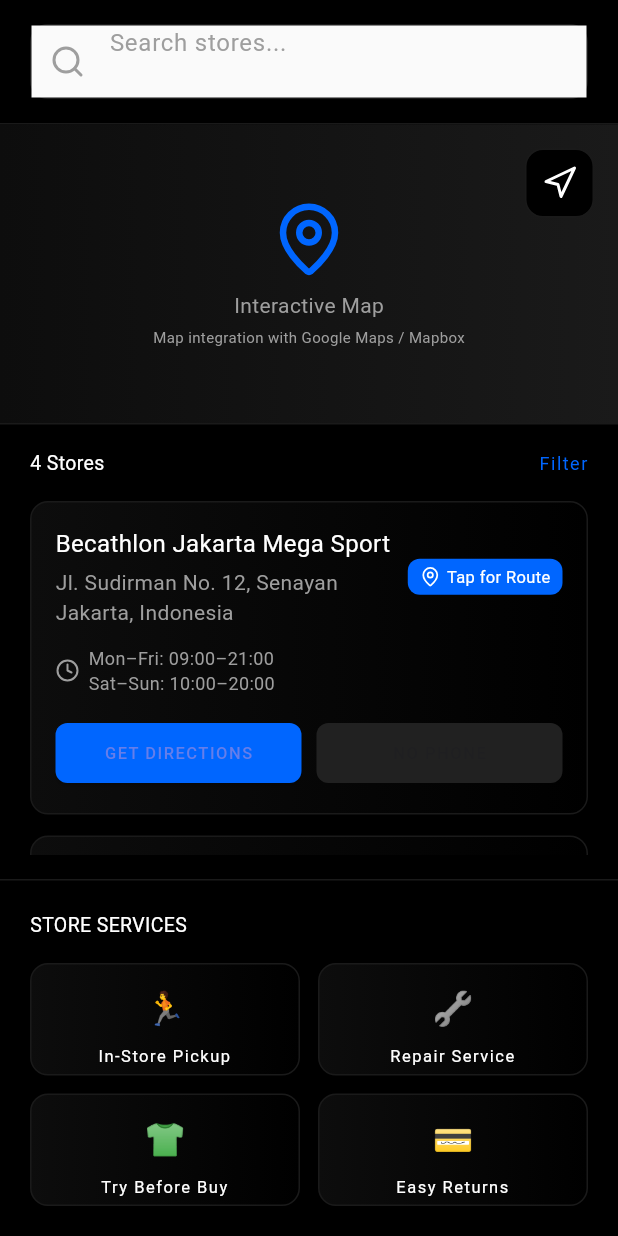
After one commit to pbp-group-k4/becathlon-mobile, a Flutter app: the StoreLocatorScreen screen opened directly, on a phone screen of 412 x 824 dp. The commit adds this screen. Run offline on Flutter 3.47's test engine with Material 3 defaults, Android fonts, the phone set to English and light mode, and no system bars; our stand-ins replace lucide_icons_flutter; missing offline and left inert: pbp_django_auth; network calls fail.

Commit message:
Stores Locator Module

```diff
--- /dev/null
+++ b/lib/models/store.dart
@@ -0,0 +1,34 @@
+class Store {
+  final int id;
+  final String name;
+  final String address;
+  final String city;
+  final String country;
+  final double latitude;
+  final double longitude;
+  final String storeHours;
+
+  Store({
+    required this.id,
+    required this.name,
+    required this.address,
+    required this.city,
+    required this.country,
+    required this.latitude,
+    required this.longitude,
+    required this.storeHours,
+  });
+
+  factory Store.fromJson(Map<String, dynamic> json) {
+    return Store(
+      id: json["id"],
+      name: json["name"],
+      address: json["address"],
+      city: json["city"],
+      country: json["country"],
+      latitude: json["latitude"]?.toDouble() ?? 0.0,
+      longitude: json["longitude"]?.toDouble() ?? 0.0,
+      storeHours: json["store_hours"] ?? "",
+    );
+  }
+}
--- a/lib/screens/home/home.dart
+++ b/lib/screens/home/home.dart
@@ -1,3 +1,4 @@
+import 'package:becathlon_mobile/screens/stores/store.dart';
 import 'package:flutter/material.dart';
 
 
@@ -24,6 +25,7 @@
     CatalogPage(),
     CartPage(),
     ProfilePage(),
+    StoreLocatorScreen(),
   ];
 
   @override
@@ -56,6 +58,10 @@
           BottomNavigationBarItem(
             icon: Icon(Icons.person),
             label: 'Profile',
+          ),
+          BottomNavigationBarItem(
+            icon: Icon(Icons.store_mall_directory),
+            label: 'Stores',
           ),
         ],
       ),
--- /dev/null
+++ b/lib/screens/stores/store.dart
@@ -0,0 +1,402 @@
+import 'package:flutter/material.dart';
+import 'package:lucide_icons_flutter/lucide_icons.dart';
+import 'package:url_launcher/url_launcher.dart';
+import '../../models/store.dart';
+
+class StoreLocatorScreen extends StatefulWidget {
+  const StoreLocatorScreen({super.key});
+
+  @override
+  State<StoreLocatorScreen> createState() => _StoreLocatorScreenState();
+}
+
+class _StoreLocatorScreenState extends State<StoreLocatorScreen> {
+  String searchQuery = "";
+  Store? selectedStore;
+
+  @override
+  Widget build(BuildContext context) {
+    final colors = {
+      'blue': const Color(0xFF0066FF),
+      'blueHover': const Color(0xFF0052CC),
+      'border': const Color(0xFF1A1A1A),
+      'surface': const Color(0xFF111111),
+      'card': const Color(0xFF0D0D0D),
+    };
+
+    return Scaffold(
+      backgroundColor: Colors.black,
+      body: SafeArea(
+        child: Column(
+          children: [
+            // 🔍 Search Bar
+            _buildSearchBar(colors),
+
+            // 🗺 Map Placeholder
+            _buildMapPlaceholder(colors),
+
+            // 📍 Store List
+            Expanded(child: _buildStoreList(colors)),
+
+            // ⭐ Store Services
+            _buildStoreServices(colors),
+          ],
+        ),
+      ),
+    );
+  }
+
+  // -------------------------------------------------
+  // 🔍 SEARCH BAR
+  // -------------------------------------------------
+  Widget _buildSearchBar(Map colors) {
+    return Container(
+      padding: const EdgeInsets.symmetric(horizontal: 20, vertical: 16),
+      decoration: BoxDecoration(
+        border: Border(bottom: BorderSide(color: colors['border']!)),
+      ),
+      child: Container(
+        decoration: BoxDecoration(
+          gradient: const LinearGradient(
+            colors: [Color(0xFF0D0D0D), Color(0xFF1A1A1A)],
+          ),
+          borderRadius: BorderRadius.circular(12),
+          border: Border.all(color: colors['border']!),
+        ),
+        child: TextField(
+          onChanged: (v) => setState(() => searchQuery = v),
+          style: const TextStyle(color: Colors.white),
+          decoration: InputDecoration(
+            hintText: "Search stores...",
+            hintStyle: const TextStyle(color: Colors.grey),
+            prefixIcon: Icon(LucideIcons.search, color: Colors.grey),
+            border: InputBorder.none,
+            contentPadding: const EdgeInsets.symmetric(horizontal: 16),
+          ),
+        ),
+      ),
+    );
+  }
+
+  // -------------------------------------------------
+  // 🗺 MAP PLACEHOLDER
+  // -------------------------------------------------
+  Widget _buildMapPlaceholder(Map colors) {
+    return Container(
+      height: 200,
+      decoration: BoxDecoration(
+        gradient: const LinearGradient(
+          colors: [Color(0xFF0D0D0D), Color(0xFF1A1A1A)],
+        ),
+        border: Border(bottom: BorderSide(color: colors['border']!)),
+      ),
+      child: Stack(
+        children: [
+          Center(
+            child: Column(
+              mainAxisAlignment: MainAxisAlignment.center,
+              children: [
+                Icon(LucideIcons.mapPin, color: colors['blue'], size: 52),
+                const SizedBox(height: 8),
+                const Text("Interactive Map",
+                    style: TextStyle(color: Colors.grey)),
+                const SizedBox(height: 4),
+                const Text("Map integration with Google Maps / Mapbox",
+                    style: TextStyle(color: Colors.grey, fontSize: 10)),
+              ],
+            ),
+          ),
+          Positioned(
+            top: 16,
+            right: 16,
+            child: Container(
+              padding: const EdgeInsets.all(10),
+              decoration: BoxDecoration(
+                color: Colors.black,
+                borderRadius: BorderRadius.circular(12),
+                border: Border.all(color: colors['border']!),
+              ),
+              child: const Icon(LucideIcons.navigation, color: Colors.white),
+            ),
+          )
+        ],
+      ),
+    );
+  }
+
+  // -------------------------------------------------
+  // 📍 STORE LIST
+  // -------------------------------------------------
+  Widget _buildStoreList(Map colors) {
+    final filtered = demoStores.where((store) {
+      final q = searchQuery.toLowerCase();
+      return store.name.toLowerCase().contains(q) ||
+          store.address.toLowerCase().contains(q) ||
+          store.city.toLowerCase().contains(q) ||
+          store.country.toLowerCase().contains(q);
+    }).toList();
+
+    return Container(
+      padding: const EdgeInsets.symmetric(horizontal: 20, vertical: 16),
+      child: Column(
+        crossAxisAlignment: CrossAxisAlignment.start,
+        children: [
+          // header
+          Row(
+            mainAxisAlignment: MainAxisAlignment.spaceBetween,
+            children: [
+              Text("${filtered.length} Stores",
+                  style: const TextStyle(color: Colors.white, fontSize: 13)),
+              Text("Filter",
+                  style: TextStyle(
+                      color: colors['blue'], fontSize: 12, letterSpacing: 1)),
+            ],
+          ),
+          const SizedBox(height: 16),
+
+          Expanded(
+            child: ListView.builder(
+              padding: EdgeInsets.zero,
+              itemCount: filtered.length,
+              itemBuilder: (context, index) {
+                final store = filtered[index];
+                final selected = selectedStore?.id == store.id;
+
+                return GestureDetector(
+                  onTap: () => setState(() => selectedStore = store),
+                  child: _storeCard(store, selected, colors),
+                );
+              },
+            ),
+          )
+        ],
+      ),
+    );
+  }
+
+  // Store card widget adapted to real model fields
+  Widget _storeCard(Store s, bool selected, Map colors) {
+    // You can compute distance from user later
+    final distanceLabel = "Tap for Route";
+
+    return AnimatedContainer(
+      duration: const Duration(milliseconds: 250),
+      margin: const EdgeInsets.only(bottom: 14),
+      padding: const EdgeInsets.all(16),
+      decoration: BoxDecoration(
+        gradient: const LinearGradient(
+          colors: [Color(0xFF0D0D0D), Colors.black],
+        ),
+        borderRadius: BorderRadius.circular(12),
+        border: Border.all(
+          color: selected ? colors['blue']! : colors['border']!,
+          width: selected ? 1.4 : 1.0,
+        ),
+      ),
+      child: Column(
+        crossAxisAlignment: CrossAxisAlignment.start,
+        children: [
+          // Title row
+          Row(
+            mainAxisAlignment: MainAxisAlignment.spaceBetween,
+            children: [
+              Expanded(
+                child: Column(
+                  crossAxisAlignment: CrossAxisAlignment.start,
+                  children: [
+                    Text(s.name,
+                        style:
+                            const TextStyle(color: Colors.white, fontSize: 16)),
+                    const SizedBox(height: 4),
+                    Text(s.address,
+                        style: const TextStyle(color: Colors.grey)),
+                    Text("${s.city}, ${s.country}",
+                        style: const TextStyle(color: Colors.grey)),
+                  ],
+                ),
+              ),
+              Container(
+                padding:
+                    const EdgeInsets.symmetric(horizontal: 8, vertical: 4),
+                decoration: BoxDecoration(
+                  color: colors['blue'],
+                  borderRadius: BorderRadius.circular(8),
+                ),
+                child: Row(
+                  children: [
+                    const Icon(LucideIcons.mapPin,
+                        color: Colors.white, size: 14),
+                    const SizedBox(width: 4),
+                    Text(distanceLabel,
+                        style:
+                            const TextStyle(color: Colors.white, fontSize: 11)),
+                  ],
+                ),
+              ),
+            ],
+          ),
+
+          const SizedBox(height: 12),
+
+          // Hours row
+          Row(
+            children: [
+              const Icon(LucideIcons.clock, size: 16, color: Colors.grey),
+              const SizedBox(width: 6),
+              Text(s.storeHours,
+                  style:
+                      const TextStyle(color: Colors.grey, fontSize: 12)),
+            ],
+          ),
+
+          const SizedBox(height: 14),
+
+          // Buttons
+          Row(
+            children: [
+              // Directions
+              Expanded(
+                child: ElevatedButton(
+                  onPressed: () {
+                    final url = Uri.parse(
+                        "https://www.google.com/maps/search/?api=1&query=${s.latitude},${s.longitude}");
+                    launchUrl(url, mode: LaunchMode.externalApplication);
+                  },
+                  style: ElevatedButton.styleFrom(
+                    backgroundColor: colors['blue'],
+                    shape: RoundedRectangleBorder(
+                        borderRadius: BorderRadius.circular(8)),
+                    padding:
+                        const EdgeInsets.symmetric(vertical: 12),
+                  ),
+                  child: const Text("GET DIRECTIONS",
+                      style:
+                          TextStyle(fontSize: 11, letterSpacing: 1)),
+                ),
+              ),
+
+              const SizedBox(width: 10),
+
+              // No phone in backend → disabled
+              Expanded(
+                child: ElevatedButton(
+                  onPressed: null,
+                  style: ElevatedButton.styleFrom(
+                    backgroundColor: colors['surface'],
+                    shape: RoundedRectangleBorder(
+                        borderRadius: BorderRadius.circular(8)),
+                    disabledBackgroundColor: Colors.grey.shade900,
+                  ),
+                  child: const Text("NO PHONE",
+                      style: TextStyle(fontSize: 11, letterSpacing: 1)),
+                ),
+              )
+            ],
+          )
+        ],
+      ),
+    );
+  }
+
+  // -------------------------------------------------
+  // ⭐ STORE SERVICES
+  // -------------------------------------------------
+  Widget _buildStoreServices(Map colors) {
+    return Container(
+      padding: const EdgeInsets.all(20),
+      decoration: BoxDecoration(
+        border: Border(top: BorderSide(color: colors['border']!)),
+      ),
+      child: Column(
+        crossAxisAlignment: CrossAxisAlignment.start,
+        children: [
+          const Text("STORE SERVICES",
+              style: TextStyle(color: Colors.white, fontSize: 13)),
+          const SizedBox(height: 16),
+
+          GridView.count(
+            shrinkWrap: true,
+            crossAxisCount: 2,
+            childAspectRatio: 2.4,
+            mainAxisSpacing: 12,
+            crossAxisSpacing: 12,
+            children: [
+              serviceBox("🏃", "In-Store Pickup", colors),
+              serviceBox("🔧", "Repair Service", colors),
+              serviceBox("👕", "Try Before Buy", colors),
+              serviceBox("💳", "Easy Returns", colors),
+            ],
+          ),
+        ],
+      ),
+    );
+  }
+
+  Widget serviceBox(String emoji, String text, Map colors) {
+    return Container(
+      decoration: BoxDecoration(
+        gradient: const LinearGradient(
+            colors: [Color(0xFF0D0D0D), Colors.black]),
+        borderRadius: BorderRadius.circular(12),
+        border: Border.all(color: colors['border']),
+      ),
+      padding: const EdgeInsets.all(14),
+      child: Column(
+        mainAxisAlignment: MainAxisAlignment.center,
+        children: [
+          Text(emoji, style: const TextStyle(fontSize: 22)),
+          const SizedBox(height: 8),
+          Text(text,
+              textAlign: TextAlign.center,
+              style: const TextStyle(
+                  color: Colors.white, fontSize: 11, letterSpacing: 1)),
+        ],
+      ),
+    );
+  }
+}
+
+
+// Temporary demo stores (replace with REAL result)
+final demoStores = [
+  Store(
+    id: 1,
+    name: "Becathlon Jakarta Mega Sport",
+    address: "Jl. Sudirman No. 12, Senayan",
+    city: "Jakarta",
+    country: "Indonesia",
+    latitude: -6.21462,
+    longitude: 106.84513,
+    storeHours: "Mon–Fri: 09:00–21:00\nSat–Sun: 10:00–20:00",
+  ),
+  Store(
+    id: 2,
+    name: "Becathlon Surabaya Active Center",
+    address: "Jl. Ahmad Yani No. 88, Wonokromo",
+    city: "Surabaya",
+    country: "Indonesia",
+    latitude: -7.25747,
+    longitude: 112.75209,
+    storeHours: "Mon–Fri: 09:00–21:00\nSat–Sun: 09:00–20:30",
+  ),
+  Store(
+    id: 3,
+    name: "Becathlon Bandung FitZone",
+    address: "Jl. Asia Afrika No. 25",
+    city: "Bandung",
+    country: "Indonesia",
+    latitude: -6.91746,
+    longitude: 107.61912,
+    storeHours: "Mon–Fri: 10:00–20:00\nSat–Sun: 09:30–21:00",
+  ),
+  Store(
+    id: 4,
+    name: "Becathlon Bali Performance Hub",
+    address: "Jl. Sunset Road No. 45",
+    city: "Denpasar",
+    country: "Indonesia",
+    latitude: -8.67046,
+    longitude: 115.21263,
+    storeHours: "Everyday: 09:00–22:00",
+  ),
+];
--- /dev/null
+++ b/lib/services/store_service.dart
@@ -0,0 +1,35 @@
+import 'dart:convert';
+import 'package:http/http.dart' as http;
+import '../models/store.dart';
+
+
+class StoreService {
+  final String baseUrl = "https://muhammad-vegard-becathlon.pbp.cs.ui.ac.id/stores/api/";
+
+  Future<List<Store>> fetchStores({
+    String? query,
+    double? lat,
+    double? lng,
+    double? radius,
+  }) async {
+    final uri = Uri.parse(baseUrl).replace(
+      queryParameters: {
+        if (query != null && query.isNotEmpty) "q": query,
+        if (lat != null) "lat": lat.toString(),
+        if (lng != null) "lng": lng.toString(),
+        if (radius != null) "radius": radius.toString(),
+      },
+    );
+
+    final res = await http.get(uri);
+
+    if (res.statusCode != 200) {
+      throw Exception("Store API error: ${res.body}");
+    }
+
+    final decoded = jsonDecode(res.body);
+    final list = decoded["results"] as List;
+
+    return list.map((e) => Store.fromJson(e)).toList();
+  }
+}
--- a/pubspec.yaml
+++ b/pubspec.yaml
@@ -38,6 +38,8 @@
   pbp_django_auth: ^0.4.0
   http: ^1.6.0
   google_fonts: ^6.3.2
+  lucide_icons_flutter: ^3.1.6
+  url_launcher: ^6.3.2
 
 dev_dependencies:
   flutter_test:
```
Also changed, not shown: pubspec.lock, 5 other files.
